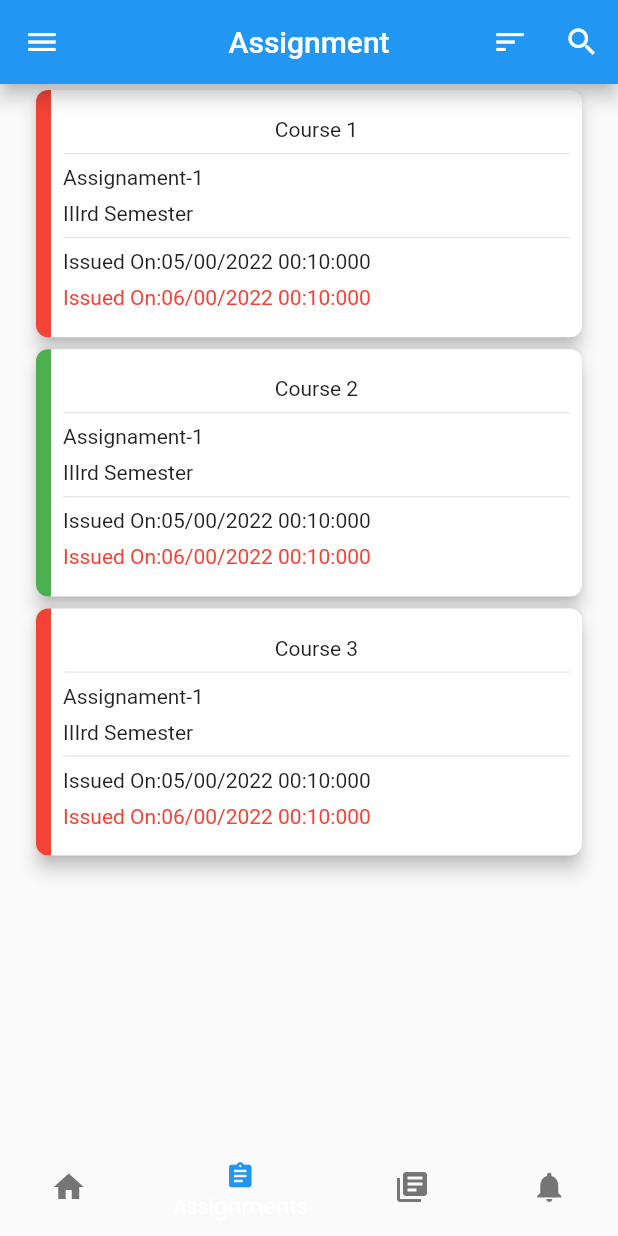
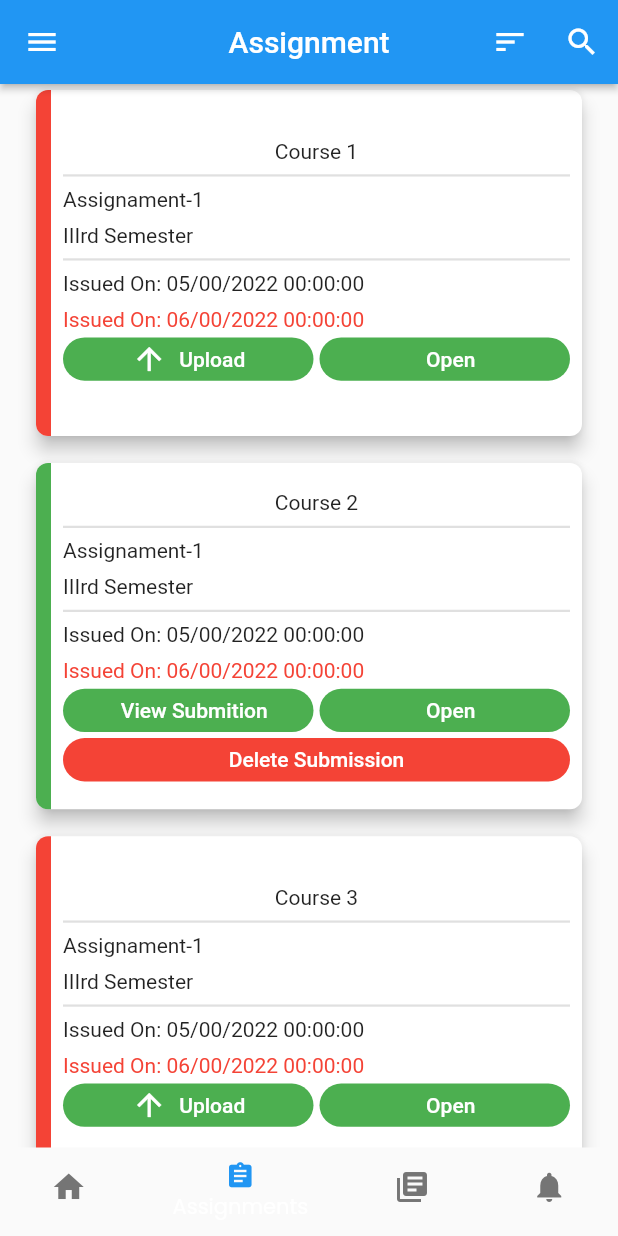
Before and after one commit to GDSCSCTCE/Student-Port, a Flutter app: the screen it shows after launch, item 2 of the bottom bar chosen, on a phone screen of 412 x 824 dp. Run offline on Flutter 3.47's test engine with Material 2 defaults, Android fonts, the phone set to English and light mode, and no system bars; our stand-ins replace google_fonts, percent_indicator, sizer.

Commit message:
update assignment

```diff
--- a/lib/views/home_screen/assignments.dart
+++ b/lib/views/home_screen/assignments.dart
@@ -40,6 +40,24 @@ class _AssignmentState extends State<Assignment> {
     },
   ];
 
+  Widget gButton(txt, icn) {
+    return Expanded(
+      child: TextButton.icon(
+          style: TextButton.styleFrom(
+            tapTargetSize: MaterialTapTargetSize.shrinkWrap,
+            minimumSize: Size.fromHeight(3.5.h),
+            padding: EdgeInsets.zero,
+            shape: RoundedRectangleBorder(
+                borderRadius: BorderRadius.circular(500)),
+            backgroundColor: Colors.green,
+            foregroundColor: Colors.white,
+          ),
+          onPressed: () {},
+          icon: icn,
+          label: txt),
+    );
+  }
+
   Card _asmtCard(Map a) {
     return Card(
       elevation: 5,
@@ -52,7 +70,7 @@ class _AssignmentState extends State<Assignment> {
                 color: a['issubmitted'] ? Colors.green : Colors.red,
                 borderRadius:
                     const BorderRadius.horizontal(left: Radius.circular(8))),
-            height: 20.h,
+            height: 28.h,
             width: 10,
           ),
           Expanded(
@@ -62,18 +80,56 @@ class _AssignmentState extends State<Assignment> {
                 crossAxisAlignment: CrossAxisAlignment.start,
                 children: [
                   Center(child: Text(a['course'])),
-                  const Divider(),
+                  const Divider(thickness: 1.5),
                   Text(a['name']),
                   const SizedBox(height: 8),
                   Text(a['sem']),
-                  const Divider(),
+                  const Divider(thickness: 1.5),
                   Text(
-                      'Issued On:${DateFormat('dd/mm/yyyy HH:MM:SS').format(a['issue'])}'),
+                      'Issued On: ${DateFormat('dd/mm/yyyy HH:mm:ss').format(a['issue'])}'),
                   const SizedBox(height: 8),
                   Text(
                     style: const TextStyle(color: Colors.red),
-                    'Issued On:${DateFormat('dd/mm/yyyy HH:MM:SS').format(a['last'])}',
-                  )
+                    'Issued On: ${DateFormat('dd/mm/yyyy HH:mm:ss').format(a['last'])}',
+                  ),
+                  const SizedBox(height: 4),
+                  a['issubmitted']
+                      ? Row(
+                          mainAxisAlignment: MainAxisAlignment.spaceAround,
+                          children: [
+                            gButton(Text('View Submition'), Text('')),
+                            SizedBox(
+                              width: 4,
+                            ),
+                            gButton(Text('Open'), Text(''))
+                          ],
+                        )
+                      : Row(
+                          mainAxisAlignment: MainAxisAlignment.spaceAround,
+                          children: [
+                            gButton(Text('Upload'), Icon(Icons.arrow_upward)),
+                            SizedBox(
+                              width: 4,
+                            ),
+                            gButton(Text('Open'), Text(''))
+                          ],
+                        ),
+                  SizedBox(
+                    height: 4,
+                  ),
+                  a['issubmitted']
+                      ? TextButton(
+                          style: TextButton.styleFrom(
+                              minimumSize: Size.fromHeight(3.5.h),
+                              padding: EdgeInsets.zero,
+                              shape: RoundedRectangleBorder(
+                                  borderRadius: BorderRadius.circular(500)),
+                              backgroundColor: Colors.red,
+                              foregroundColor: Colors.white,
+                              tapTargetSize: MaterialTapTargetSize.shrinkWrap),
+                          onPressed: () {},
+                          child: Text('Delete Submission'))
+                      : Container(),
                 ],
               ),
             ),
@@ -85,7 +141,7 @@ class _AssignmentState extends State<Assignment> {
 
   AppBar _asmntAppBar() {
     return AppBar(
-      elevation: 5,
+      elevation: 2,
       leading: const Icon(Icons.menu),
       title: const Text('Assignment'),
       centerTitle: true,
@@ -106,7 +162,10 @@ class _AssignmentState extends State<Assignment> {
           child: Column(
             mainAxisSize: MainAxisSize.max,
             children: [
-              ListView.builder(
+              ListView.separated(
+                separatorBuilder: (context, index) => SizedBox(
+                  height: 10,
+                ),
                 itemCount: assmtContent.length,
                 itemBuilder: (context, idx) {
                   return _asmtCard(assmtContent[idx]);
```
